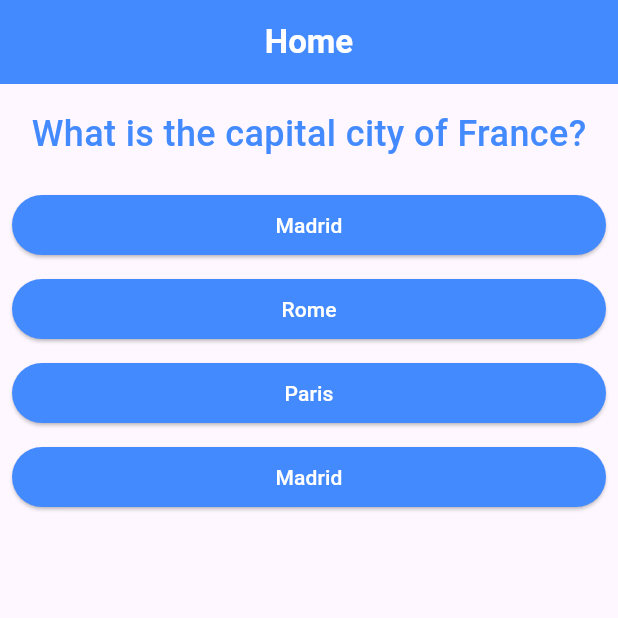
After one commit to 0xsIash/flutter-learning-journey, a Flutter app: the screen it shows after launch, on a phone screen of 412 x 824 dp, the top half of it. The commit adds this screen. Run offline on Flutter 3.47's test engine with Material 3 defaults, Android fonts, the phone set to English and light mode, and no system bars.

Commit message:
Refactor project structure

```diff
--- a/quiz_app/lib/main.dart
+++ b/quiz_app/lib/main.dart
@@ -1,90 +1,18 @@
 import 'package:flutter/material.dart';
+import 'package:quiz_app/pages/home_page.dart';
 
 void main(){
   runApp(MyApp());
 }
 
 class MyApp extends StatelessWidget{
-  final List<Map<String,dynamic>> answersForFirstQuestion = [
-    {
-      "title" : "Madrid",
-      "onPressed" : () => debugPrint("Madrid")
-    },
-    {
-      "title" : "Rome",
-      "onPressed" : () => debugPrint("Rome")
-    },
-    {
-      "title" : "Paris",
-      "onPressed" : () => debugPrint("Paris")
-    },
-    {
-      "title" : "Berlin",
-      "onPressed" : () => debugPrint("Berlin")
-    },
-  ];
 
   @override
   Widget build(BuildContext context) {
     // TODO: implement build
     return MaterialApp(
       debugShowCheckedModeBanner: false,
-      home: Scaffold(
-        appBar: AppBar(
-          title: Center(
-            child: Text(
-              "Home",
-              style: TextStyle(
-                fontWeight: FontWeight.bold,
-                color: Colors.white,
-              ),
-              ),
-          ),
-          backgroundColor: Colors.blueAccent,
-        ),
-
-        body: Center(
-          child: Column(
-            children: [
-              Padding(
-                padding: const EdgeInsets.symmetric(vertical: 16),
-                child: Text(
-                    "What is the capital city of France?",
-                    style: TextStyle(
-                      fontSize: 24,
-                      fontWeight: FontWeight.w500,
-                      color: Colors.blueAccent,
-                    ),
-                ),
-              ),
-
-
-              Column(
-                children: answersForFirstQuestion.map((answerMap) => Padding(
-                padding: const EdgeInsets.all(8.0),
-                child: SizedBox(
-                  height: 40,
-                  width: double.infinity,
-                  child: ElevatedButton(
-                    style: ElevatedButton.styleFrom(
-                      backgroundColor: Colors.blueAccent,
-                      foregroundColor: Colors.white,
-                    ),
-                    onPressed: answerMap["onPressed"],
-                    child: Text(
-                      answerMap["title"],
-                    ),
-
-                    ),
-
-                ),
-              ),).toList(),
-              ),
-
-            ],
-          ),
-        ),
-      ),
+      home: HomePage()
     );
   }
 
--- /dev/null
+++ b/quiz_app/lib/models/answer_item_model.dart
@@ -0,0 +1,17 @@
+import 'package:flutter/material.dart';
+
+class AnswerItemModel {
+  final String title;
+  final VoidCallback onPressed;
+
+  AnswerItemModel({required this.title, required this.onPressed});
+
+}
+
+    final List<AnswerItemModel> answersForFirstQuestion = [
+
+      AnswerItemModel(title: "Madrid", onPressed: () => debugPrint("Madrid")),
+      AnswerItemModel(title: "Rome", onPressed: () => debugPrint("Rome")),
+      AnswerItemModel(title: "Paris", onPressed: () => debugPrint("Paris")),
+      AnswerItemModel(title: "Madrid", onPressed: () => debugPrint("Berlin"))
+  ];
--- /dev/null
+++ b/quiz_app/lib/pages/home_page.dart
@@ -0,0 +1,52 @@
+import 'package:flutter/material.dart';
+import 'package:quiz_app/models/answer_item_model.dart';
+import 'package:quiz_app/widgets/answer_item.dart';
+
+class HomePage extends StatelessWidget {
+  const HomePage({super.key});
+
+  @override
+  Widget build(BuildContext context) {
+
+
+    return Scaffold(
+        appBar: AppBar(
+          title: Center(
+            child: Text(
+              "Home",
+              style: TextStyle(
+                fontWeight: FontWeight.bold,
+                color: Colors.white,
+              ),
+              ),
+          ),
+          backgroundColor: Colors.blueAccent,
+        ),
+
+        body: Center(
+          child: Column(
+            children: [
+              Padding(
+                padding: const EdgeInsets.symmetric(vertical: 16),
+                child: Text(
+                    "What is the capital city of France?",
+                    style: TextStyle(
+                      fontSize: 24,
+                      fontWeight: FontWeight.w500,
+                      color: Colors.blueAccent,
+                    ),
+                ),
+              ),
+
+
+              Column(
+                children: answersForFirstQuestion.map((answerMap) => AnswerItem(answerMap: answerMap)
+              ).toList(),
+              ),
+
+            ],
+          ),
+        ),
+      );
+  }
+}
--- /dev/null
+++ b/quiz_app/lib/widgets/answer_item.dart
@@ -0,0 +1,30 @@
+import 'package:flutter/material.dart';
+import 'package:quiz_app/models/answer_item_model.dart';
+
+class AnswerItem extends StatelessWidget {
+  final AnswerItemModel answerMap;
+  const AnswerItem({super.key, required this.answerMap});
+
+  @override
+  Widget build(BuildContext context) {
+    return Padding(
+                padding: const EdgeInsets.all(8.0),
+                child: SizedBox(
+                  height: 40,
+                  width: double.infinity,
+                  child: ElevatedButton(
+                    style: ElevatedButton.styleFrom(
+                      backgroundColor: Colors.blueAccent,
+                      foregroundColor: Colors.white,
+                    ),
+                    onPressed: answerMap.onPressed,
+                    child: Text(
+                      answerMap.title,
+                    ),
+
+                    ),
+
+                ),
+              );
+  }
+}
```
